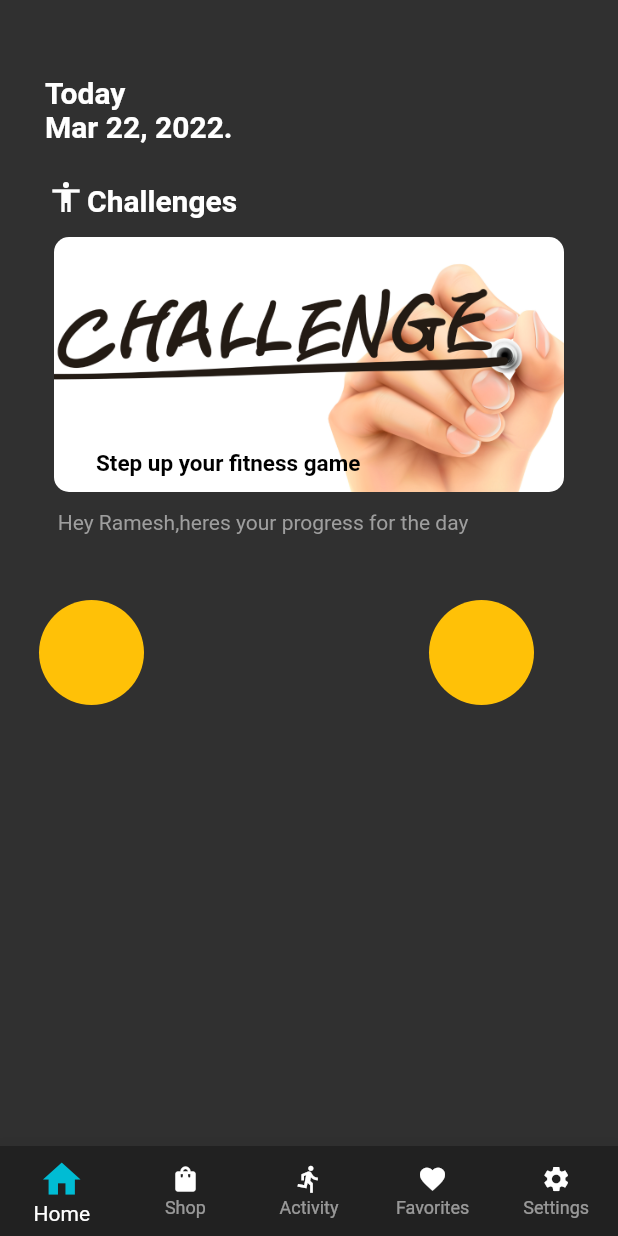
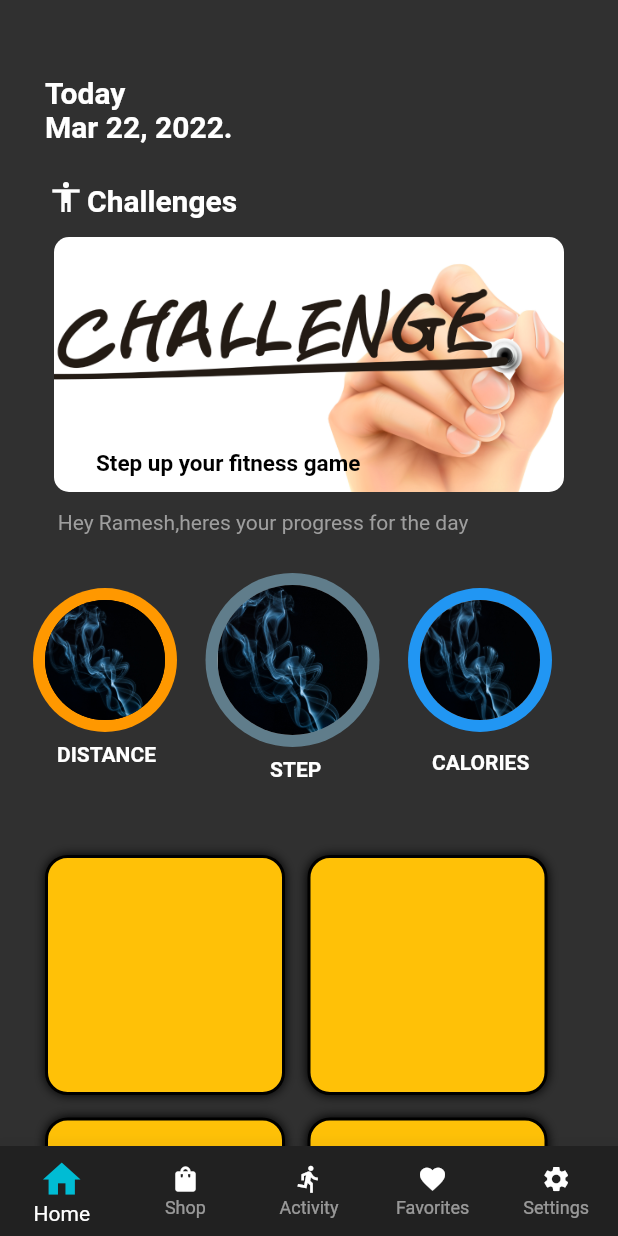
Before and after one commit to 0501rj25/NEED, a Flutter app: the screen it shows after launch, after a tap on the "arrow forward" icon, on a phone screen of 412 x 824 dp. Run offline on Flutter 3.47's test engine with Material 2 defaults, Android fonts, the phone set to English and light mode, and no system bars.

Commit message:
CONTAINER READY

```diff
--- a/lib/pages/home_bottom.dart
+++ b/lib/pages/home_bottom.dart
@@ -17,11 +17,10 @@ class _MyHomeBottomState extends State<MyHomeBottom> {
       debugShowCheckedModeBanner: false,
       theme: ThemeData.dark(),
       home: Scaffold(
-        body: Center(
-          child: Row(
-            children: [
-              Column(
-                mainAxisAlignment: MainAxisAlignment.start,
+        body: SingleChildScrollView(
+          child: Column(
+            mainAxisAlignment: MainAxisAlignment.spaceBetween,
+            crossAxisAlignment: CrossAxisAlignment.center,
             children: [
               Container(
                 padding: const EdgeInsets.only(top: 50.0, left: 30.0),
@@ -38,10 +37,7 @@ class _MyHomeBottomState extends State<MyHomeBottom> {
               ),
               Padding(
                 padding: const EdgeInsets.only(top: 20),
-                    child: SingleChildScrollView(
-                      scrollDirection: Axis.vertical,
                 child: Column(
-                        mainAxisAlignment: MainAxisAlignment.start,
                   children: [
                     Container(
                       padding: const EdgeInsets.only(left: 30),
@@ -53,16 +49,14 @@ class _MyHomeBottomState extends State<MyHomeBottom> {
                           children: const [
                             WidgetSpan(
                               child: Padding(
-                                      padding:
-                                          EdgeInsets.symmetric(horizontal: 2.0),
+                                padding: EdgeInsets.symmetric(horizontal: 2.0),
                                 child: Icon(Icons.accessibility),
                               ),
                             ),
                             TextSpan(
                               text: 'Challenges',
                               style: TextStyle(
-                                        fontWeight: FontWeight.bold,
-                                        fontSize: 20.0),
+                                  fontWeight: FontWeight.bold, fontSize: 20.0),
                             ),
                           ],
                         ),
@@ -75,8 +69,7 @@ class _MyHomeBottomState extends State<MyHomeBottom> {
                         width: 340,
                         decoration: BoxDecoration(
                             image: const DecorationImage(
-                                    image:
-                                        AssetImage("assets/700_challenge.png"),
+                              image: AssetImage("assets/700_challenge.png"),
                               fit: BoxFit.cover,
                             ),
                             borderRadius: BorderRadius.circular(10)),
@@ -86,8 +79,8 @@ class _MyHomeBottomState extends State<MyHomeBottom> {
                             children: [
                               WidgetSpan(
                                 child: Padding(
-                                        padding: EdgeInsets.symmetric(
-                                            horizontal: 2.0),
+                                  padding:
+                                      EdgeInsets.symmetric(horizontal: 2.0),
                                   child: Icon(Icons.accessibility),
                                 ),
                               ),
@@ -117,41 +110,171 @@ class _MyHomeBottomState extends State<MyHomeBottom> {
                     Row(
                       children: [
                         SizedBox(
-                                width: 260,
+                          width: MediaQuery.of(context).size.width,
                           child: Row(
                             children: [
                               Container(
-                                      height: 150,
-                                      width: 70,
+                                margin: const EdgeInsets.only(
+                                    left: 30, right: 10.0),
+                                height: 160,
+                                width: 80,
                                 decoration: const BoxDecoration(
-                                          color: Colors.amber,
-                                          shape: BoxShape.circle),
+                                  image: DecorationImage(
+                                    image: AssetImage('assets/home.jpg'),
                                   ),
+                                  color: Colors.black,
+                                  shape: BoxShape.circle,
+                                  boxShadow: [
+                                    BoxShadow(
+                                        spreadRadius: 8.0,
+                                        color: Colors.orange),
                                   ],
                                 ),
+                                padding:
+                                    const EdgeInsets.only(top: 135, left: 8),
+                                child: const Text(
+                                  "DISTANCE",
+                                  style: TextStyle(fontWeight: FontWeight.bold),
                                 ),
-                              SizedBox(
+                              ),
+                              const SizedBox(
+                                width: 25.0,
+                              ),
+                              Container(
+                                margin: const EdgeInsets.only(right: 10.0),
+                                height: 160,
                                 width: 100,
-                                child: Row(
-                                  children: [
+                                decoration: const BoxDecoration(
+                                  image: DecorationImage(
+                                      image: AssetImage('assets/home.jpg'),
+                                      fit: BoxFit.fill),
+                                  color: Colors.grey,
+                                  shape: BoxShape.circle,
+                                  boxShadow: [
+                                    BoxShadow(
+                                        spreadRadius: 8.0,
+                                        color: Colors.blueGrey),
+                                  ],
+                                ),
+                                padding:
+                                    const EdgeInsets.only(top: 145, left: 35),
+                                child: const Text(
+                                  "STEP",
+                                  style: TextStyle(fontWeight: FontWeight.bold),
+                                ),
+                              ),
+                              const SizedBox(
+                                width: 25.0,
+                              ),
                               Container(
                                 height: 150,
-                                      width: 70,
+                                width: 80,
                                 decoration: const BoxDecoration(
-                                          color: Colors.amber,
-                                          shape: BoxShape.circle),
+                                  image: DecorationImage(
+                                      image: AssetImage('assets/home.jpg'),
+                                      fit: BoxFit.fill),
+                                  color: Colors.grey,
+                                  shape: BoxShape.circle,
+                                  boxShadow: [
+                                    BoxShadow(
+                                        spreadRadius: 8.0, color: Colors.blue),
+                                  ],
+                                ),
+                                padding:
+                                    const EdgeInsets.only(top: 135, left: 8.0),
+                                child: const Text(
+                                  "CALORIES",
+                                  style: TextStyle(fontWeight: FontWeight.bold),
+                                ),
                               ),
                             ],
                           ),
                         ),
                       ],
                     ),
+                    Padding(
+                      padding: const EdgeInsets.only(top: 50.0, left: 30),
+                      child: Row(
+                        children: [
+                          Container(
+                            height: 160,
+                            width: 160,
+                            decoration: BoxDecoration(
+                              border: Border.all(width: 2.0),
+                              color: Colors.amber,
+                              borderRadius: BorderRadius.circular(15),
+                              boxShadow: const [
+                                BoxShadow(
+                                  color: Colors.black,
+                                  blurRadius: 5.0,
+                                ),
                               ],
                             ),
                           ),
-                  )
+                          const SizedBox(
+                            width: 15,
+                          ),
+                          Container(
+                            height: 160,
+                            width: 160,
+                            decoration: BoxDecoration(
+                              border: Border.all(width: 2.0),
+                              color: Colors.amber,
+                              borderRadius: BorderRadius.circular(15),
+                              boxShadow: const [
+                                BoxShadow(
+                                  color: Colors.black,
+                                  blurRadius: 5.0,
+                                ),
                               ],
                             ),
+                          ),
+                        ],
+                      ),
+                    ),
+                    Padding(
+                      padding: const EdgeInsets.only(top: 15.0, left: 30),
+                      child: Row(
+                        children: [
+                          Container(
+                            height: 160,
+                            width: 160,
+                            decoration: BoxDecoration(
+                              border: Border.all(width: 2.0),
+                              color: Colors.amber,
+                              borderRadius: BorderRadius.circular(15),
+                              boxShadow: const [
+                                BoxShadow(
+                                  color: Colors.black,
+                                  blurRadius: 5.0,
+                                ),
+                              ],
+                            ),
+                          ),
+                          const SizedBox(
+                            width: 15,
+                          ),
+                          Container(
+                            height: 160,
+                            width: 160,
+                            decoration: BoxDecoration(
+                              border: Border.all(width: 2.0),
+                              color: Colors.amber,
+                              borderRadius: BorderRadius.circular(15),
+                              boxShadow: const [
+                                BoxShadow(
+                                  color: Colors.black,
+                                  blurRadius: 5.0,
+                                ),
+                              ],
+                            ),
+                          ),
+                        ],
+                      ),
+                    ),
+                  ],
+                ),
+              )
             ],
           ),
         ),
```
Lines whose indentation alone changed are shown as unchanged.
